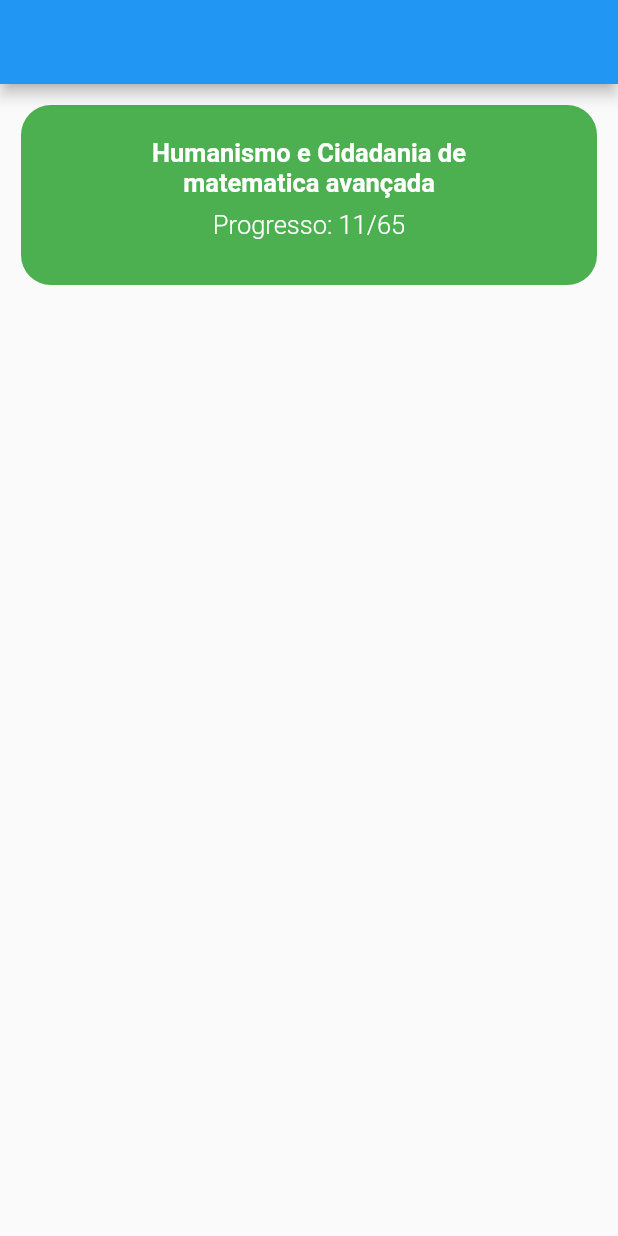
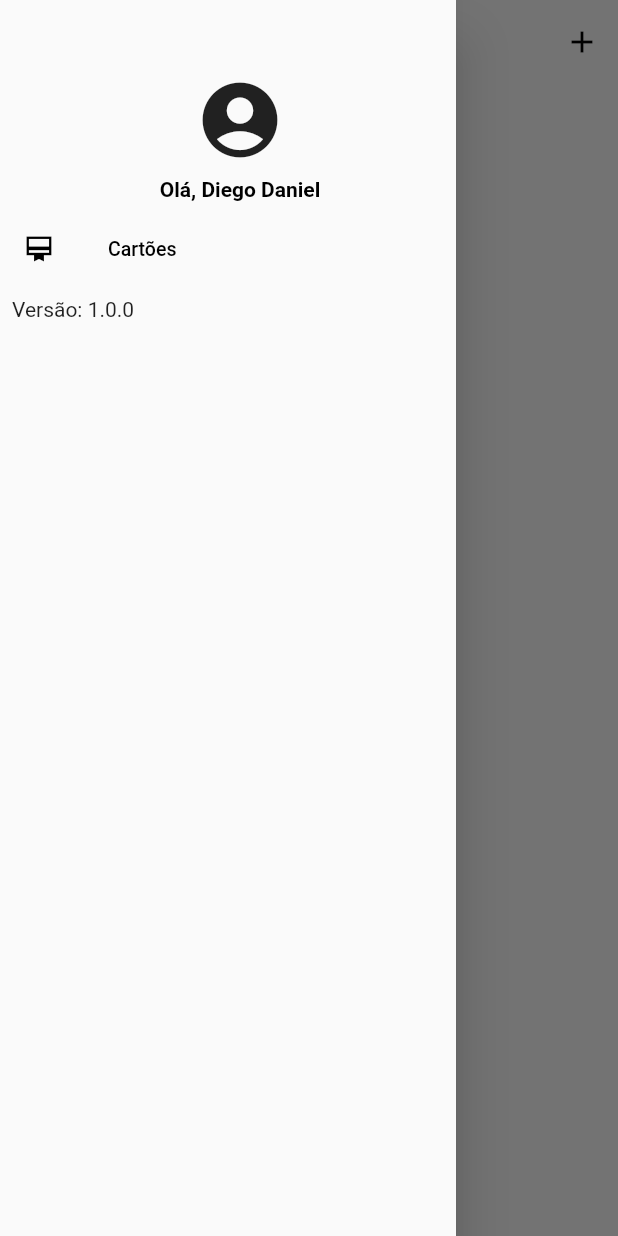
Before and after one commit to diegodanielsantana00/vexa_flashcards, a Flutter app: the screen it shows after launch, with the side drawer open (before the commit the screen has no drawer), on a phone screen of 412 x 824 dp. Run offline on Flutter 3.47's test engine with Material 2 defaults, Android fonts, the light colour scheme and no system bars; our stand-ins replace sqflite, yaml; accounts and stored records are empty.

Commit message:
02-10-2022 --> Start code screen add matter and drawer in home screen

```diff
--- a/lib/Common/GlobalFunctions.dart
+++ b/lib/Common/GlobalFunctions.dart
@@ -1,4 +1,4 @@
-// ignore_for_file: non_constant_identifier_names, file_names, prefer_const_constructors
+// ignore_for_file: non_constant_identifier_names, file_names, prefer_const_constructors, invalid_use_of_protected_member
 
 import 'package:flutter/material.dart';
 import 'package:flutter/services.dart';
@@ -50,3 +50,18 @@ Future<String> GetVersion() async {
   var yaml = loadYaml(file);
   return yaml["version"];
 }
+
+Widget widgetVersionText() {
+  return FutureBuilder<String>(
+    future: GetVersion(),
+    builder: (BuildContext context, AsyncSnapshot<String> snapshot) {
+      if (snapshot.hasData) {
+        return Text("Versão: ${snapshot.data?.split('+')[0]}");
+      } else if (snapshot.hasError) {
+        return SizedBox();
+      } else {
+        return SizedBox();
+      }
+    },
+  );
+}
--- a/lib/Screens/Home/Views/home_screen.dart
+++ b/lib/Screens/Home/Views/home_screen.dart
@@ -1,8 +1,9 @@
+// ignore_for_file: prefer_const_constructors
+
 import 'package:flutter/material.dart';
-import 'package:flutter/src/widgets/container.dart';
-import 'package:flutter/src/widgets/framework.dart';
-import 'package:vexa_flashcards/Common/GlobalFunctions.dart';
+import 'package:vexa_flashcards/Common/Navigator.dart';
 import 'package:vexa_flashcards/Screens/Home/Widgets/home_widget.dart';
+import 'package:vexa_flashcards/Screens/Metter/Views/add_metter.dart';
 
 class HomeScreen extends StatefulWidget {
   const HomeScreen({super.key});
@@ -12,28 +13,29 @@ class HomeScreen extends StatefulWidget {
 }
 
 class _HomeScreenState extends State<HomeScreen> {
+  final GlobalKey<ScaffoldState> scaffoldKey = GlobalKey<ScaffoldState>();
   @override
   Widget build(BuildContext context) {
     return Scaffold(
-      appBar: AppBar(),
-      body: Padding(
-        padding: const EdgeInsets.all(14.0),
-        child: Column(
-          children: [
-            Container(
-            height: 120,
-            decoration: BoxDecoration(
-              color: Colors.green,
-              borderRadius: BorderRadius.circular(20)
-            ),
-            child: HomeWidget().FutureMatterList(context)
-
-            ),
-
-          ],
-        ),
+      key: scaffoldKey,
+      drawer: Drawer(child: HomeWidget().buildMenu()),
+      appBar: AppBar(
+        leading: IconButton(onPressed: () => scaffoldKey.currentState?.openDrawer(), icon: Icon(Icons.menu_outlined, color: Colors.black)),
+        shadowColor: Colors.transparent,
+        backgroundColor: Colors.transparent,
+        title: Text("Cartões", style: TextStyle(color: Colors.black)),
+        actions: [
+          IconButton(
+              onPressed: () {
+                NavigatorController().navigatorToReturn(context, AddMetter());
+              },
+              icon: Icon(
+                Icons.add,
+                color: Colors.black,
+              ))
+        ],
       ),
-
+      body: Padding(padding: const EdgeInsets.all(14.0), child: HomeWidget().FutureMatterList(context)),
     );
   }
 }
--- a/lib/Screens/Home/Widgets/home_widget.dart
+++ b/lib/Screens/Home/Widgets/home_widget.dart
@@ -1,15 +1,18 @@
+// ignore_for_file: non_constant_identifier_names, prefer_const_constructors
+
 import 'package:flutter/material.dart';
 import 'package:vexa_flashcards/Common/GlobalFunctions.dart';
 import 'package:vexa_flashcards/Screens/Home/Models/Matter.dart';
 import 'package:vexa_flashcards/Screens/Home/Models/MatterContext.dart';
 
 class HomeWidget {
+
   Widget FutureMatterList(BuildContext context) {
     return FutureBuilder<List<Matter>>(
       future: MatterContext().GetTask(),
       builder: (BuildContext context, AsyncSnapshot<List<Matter>> snapshot) {
         if (snapshot.hasData) {
-          return BuildListMetter(context);
+          return BuildListMetter(context, snapshot.data??[]);
         } else if (snapshot.hasError) {
           return Padding(
             padding: const EdgeInsets.all(8.0),
@@ -39,7 +42,7 @@ class HomeWidget {
               width: 370,
               height: 100,
               decoration: BoxDecoration(color: Colors.grey, borderRadius: BorderRadius.circular(10)),
-              child: CircularProgressIndicator(),
+              child: const CircularProgressIndicator(),
             ),
           );
         }
@@ -47,17 +50,77 @@ class HomeWidget {
     );
   }
 
-  Widget BuildListMetter(BuildContext context) {
-    return Center(
+  Widget BuildListMetter(BuildContext context, List<Matter> listMatter) {
+    return SafeArea(
+      child: ListView.builder(
+        itemCount: listMatter.length,
+        itemBuilder: (context, index) {
+          return Container(
+              margin: const EdgeInsets.only(bottom: 10),
+              height: 120,
+              decoration: BoxDecoration(color: Colors.green, borderRadius: BorderRadius.circular(20)),
+              child: Center(
+                child: Column(
+                  mainAxisAlignment: MainAxisAlignment.center,
+                  children: [
+                    SizedBox(
+                        width: getSize(context).width * 0.7,
+                        child: Text(listMatter[index].title??"", textAlign: TextAlign.center, style: TextStyle(fontSize: 17, fontWeight: FontWeight.w600, color: Colors.white))),
+                    Padding(
+                      padding: const EdgeInsets.all(8.0),
+                      child: Text("Progresso: 11/65", textAlign: TextAlign.center, style: TextStyle(fontSize: 17, fontWeight: FontWeight.w300, color: Colors.white)),
+                    )
+                  ],
+                ),
+              ));
+        },
+      ),
+    );
+  }
+
+  Widget buildMenu() {
+    return SingleChildScrollView(
+      padding: const EdgeInsets.symmetric(vertical: 50.0),
       child: Column(
         mainAxisAlignment: MainAxisAlignment.center,
+        crossAxisAlignment: CrossAxisAlignment.start,
         children: [
-          SizedBox(
-              width: getSize(context).width * 0.7,
-              child: Text("Humanismo e Cidadania de matematica avançada", textAlign: TextAlign.center, style: TextStyle(fontSize: 17, fontWeight: FontWeight.w600, color: Colors.white))),
+          Center(
+            child: Padding(
+              padding: const EdgeInsets.only(left: 16.0),
+              child: Column(
+                crossAxisAlignment: CrossAxisAlignment.center,
+                children:[
+                  Icon(Icons.account_circle, size: 60, ),
+                  Padding(
+                    padding: EdgeInsets.all(8.0),
+                    child: Text(
+                      "Olá, Diego Daniel",
+                      style: TextStyle(color: Colors.black, fontWeight: FontWeight.w600),
+                    ),
+                  ),
+                ],
+              ),
+            ),
+          ),
+          ListTile(
+            onTap: () {},
+            leading: const Icon(Icons.card_membership_sharp, size: 20.0, color: Colors.black),
+            title: const Text("Cartões"),
+            textColor: Colors.black,
+            dense: true,
+          ),
+          // ListTile(
+          //   onTap: () {},
+          //   leading:
+          //       const Icon(Icons.settings, size: 20.0, color: Colors.black),
+          //   title: const Text("Configuração"),
+          //   textColor: Colors.black,
+          //   dense: true,
+          // ),
           Padding(
             padding: const EdgeInsets.all(8.0),
-            child: Text("Progresso: 11/65", textAlign: TextAlign.center, style: TextStyle(fontSize: 17, fontWeight: FontWeight.w300, color: Colors.white)),
+            child: widgetVersionText()
           )
         ],
       ),
--- a/lib/main.dart
+++ b/lib/main.dart
@@ -11,6 +11,5 @@ Future main() async {
     DeviceOrientation.portraitDown,
   ]);
 
-
   runApp(MaterialApp(debugShowCheckedModeBanner: false, home: HomeScreen()));
 }
--- a/pubspec.yaml
+++ b/pubspec.yaml
@@ -40,6 +40,7 @@ dependencies:
   path_provider: ^2.0.11
   intl: ^0.17.0
   yaml: ^3.1.1
+  shrink_sidemenu: ^2.0.0+2-null-safety
 
 
 dev_dependencies:
```
Also changed, not shown: lib/Screens/Metter/Views/add_metter.dart (added, +45 -0 lines), lib/Screens/Metter/Widget/add_matter_widgets.dart (added, +119 -0 lines), pubspec.lock.
